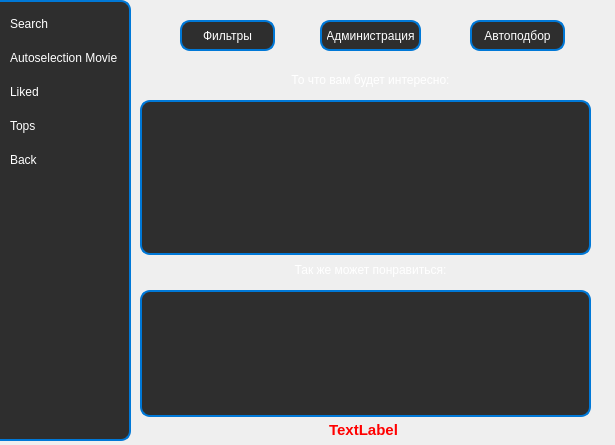
Qt form source/interface/MainWindow.ui (ValldemarXorin/Labs-2-cours) before a commit.
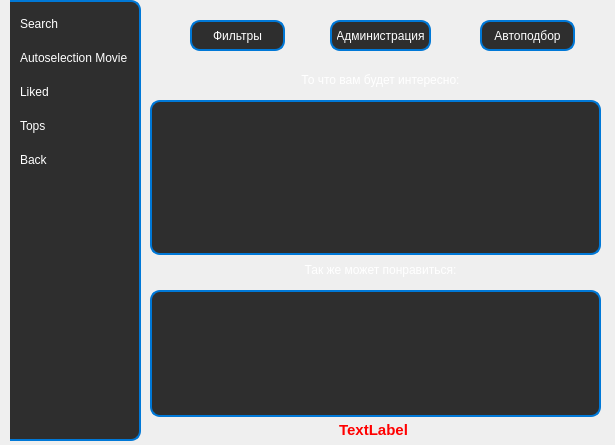
The same form after that commit.

```diff
--- a/source/interface/MainWindow.ui
+++ b/source/interface/MainWindow.ui
@@ -43,7 +43,7 @@
    <widget class="QStackedWidget" name="PageSwitcher">
     <property name="geometry">
      <rect>
-      <x>0</x>
+      <x>10</x>
       <y>0</y>
       <width>621</width>
       <height>451</height>
```
